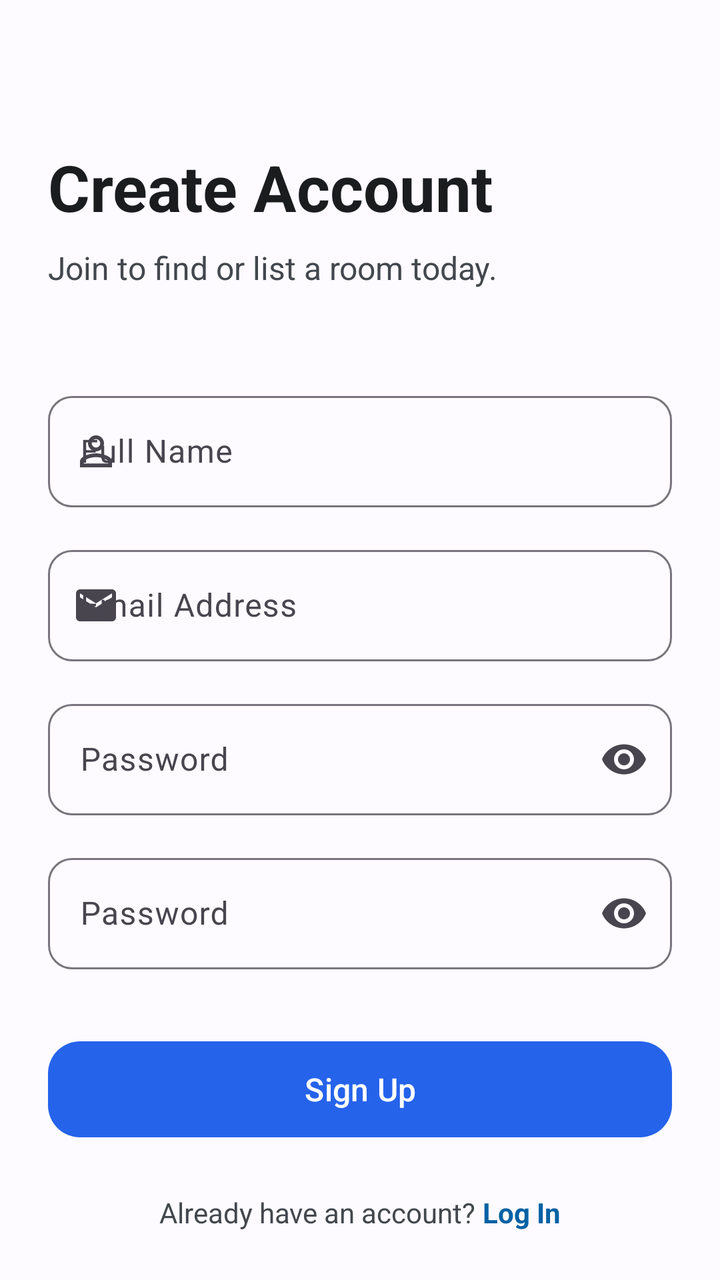
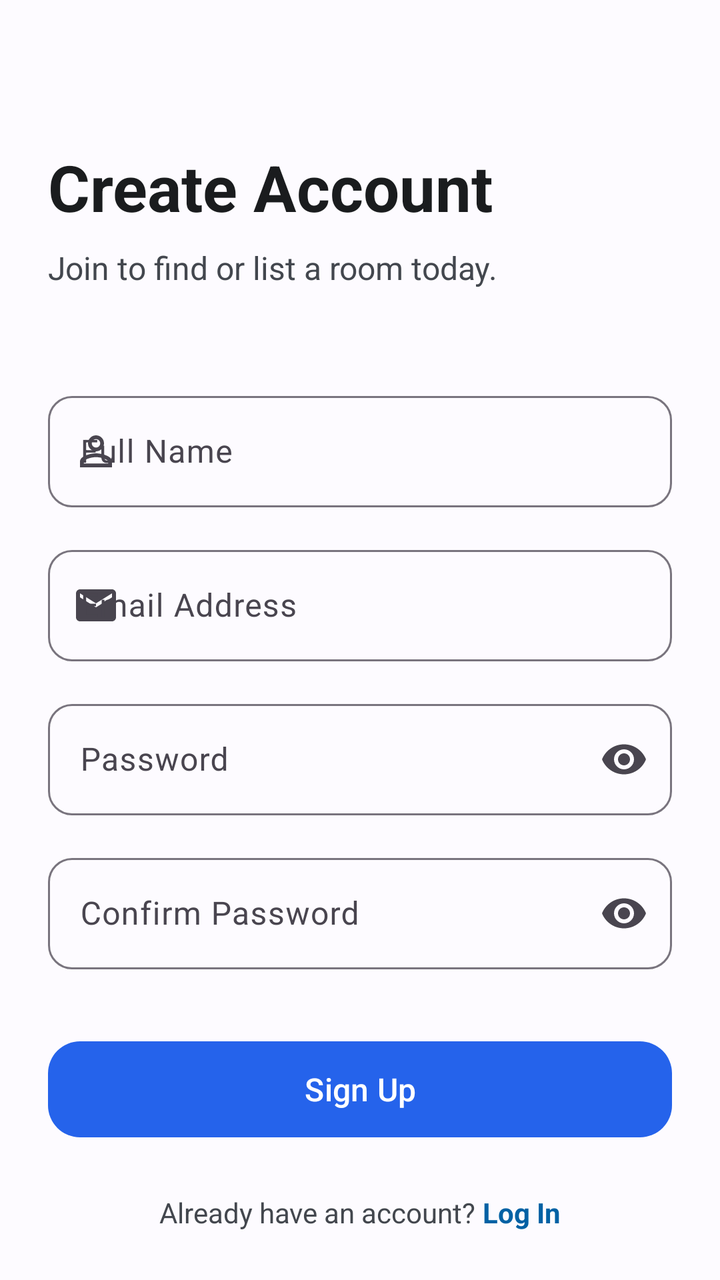

Compare the two renders of this Android layout. The source of the first and the diff that turns it into the second are given below.
<!-- AndroidManifest.xml: application theme Theme.StudentRoomSharingApp -->
<!-- res/layout/activity_sign_up.xml -->
<?xml version="1.0" encoding="utf-8"?>
<androidx.constraintlayout.widget.ConstraintLayout
    xmlns:android="http://schemas.android.com/apk/res/android"
    xmlns:app="http://schemas.android.com/apk/res-auto"
    android:layout_width="match_parent"
    android:layout_height="match_parent"
    android:padding="24dp"
    android:background="@color/md_theme_light_background">

    
    <TextView
        android:id="@+id/tv_signup_title"
        android:layout_width="wrap_content"
        android:layout_height="wrap_content"
        android:text="Create Account"
        android:textSize="32sp"
        android:textStyle="bold"
        android:textColor="@color/md_theme_light_onBackground"
        android:layout_marginTop="48dp"
        app:layout_constraintTop_toTopOf="parent"
        app:layout_constraintStart_toStartOf="parent" />

    <TextView
        android:id="@+id/tv_signup_subtitle"
        android:layout_width="wrap_content"
        android:layout_height="wrap_content"
        android:text="Join to find or list a room today."
        android:textSize="16sp"
        android:textColor="@color/md_theme_light_onSurfaceVariant"
        android:layout_marginTop="8dp"
        app:layout_constraintTop_toBottomOf="@id/tv_signup_title"
        app:layout_constraintStart_toStartOf="parent" />

    
    <com.google.android.material.textfield.TextInputLayout
        android:id="@+id/til_name"
        style="@style/Widget.Material3.TextInputLayout.OutlinedBox"
        android:layout_width="match_parent"
        android:layout_height="wrap_content"
        android:hint="Full Name"
        android:layout_marginTop="48dp"
        app:startIconDrawable="@drawable/ic_user"
        app:boxCornerRadiusTopStart="12dp"
        app:boxCornerRadiusTopEnd="12dp"
        app:boxCornerRadiusBottomStart="12dp"
        app:boxCornerRadiusBottomEnd="12dp"
        app:layout_constraintTop_toBottomOf="@id/tv_signup_subtitle">

        <com.google.android.material.textfield.TextInputEditText
            android:id="@+id/et_name"
            android:layout_width="match_parent"
            android:layout_height="wrap_content"
            android:inputType="textPersonName"
            android:minHeight="48dp" />
    </com.google.android.material.textfield.TextInputLayout>

    
    <com.google.android.material.textfield.TextInputLayout
        android:id="@+id/til_email_signup"
        style="@style/Widget.Material3.TextInputLayout.OutlinedBox"
        android:layout_width="match_parent"
        android:layout_height="wrap_content"
        android:hint="Email Address"
        android:layout_marginTop="16dp"
        app:startIconDrawable="@drawable/baseline_email_24"
        app:boxCornerRadiusTopStart="12dp"
        app:boxCornerRadiusTopEnd="12dp"
        app:boxCornerRadiusBottomStart="12dp"
        app:boxCornerRadiusBottomEnd="12dp"
        app:layout_constraintTop_toBottomOf="@id/til_name">

        <com.google.android.material.textfield.TextInputEditText
            android:id="@+id/et_email_signup"
            android:layout_width="match_parent"
            android:layout_height="wrap_content"
            android:inputType="textEmailAddress"
            android:minHeight="48dp" />
    </com.google.android.material.textfield.TextInputLayout>

    
    <com.google.android.material.textfield.TextInputLayout
        android:id="@+id/til_password_signup"
        style="@style/Widget.Material3.TextInputLayout.OutlinedBox"
        android:layout_width="match_parent"
        android:layout_height="wrap_content"
        android:hint="Password"
        android:layout_marginTop="16dp"
        app:endIconMode="password_toggle"
        app:boxCornerRadiusTopStart="12dp"
        app:boxCornerRadiusTopEnd="12dp"
        app:boxCornerRadiusBottomStart="12dp"
        app:boxCornerRadiusBottomEnd="12dp"
        app:layout_constraintTop_toBottomOf="@id/til_email_signup">

        <com.google.android.material.textfield.TextInputEditText
            android:id="@+id/et_password_signup"
            android:layout_width="match_parent"
            android:layout_height="wrap_content"
            android:inputType="textPassword"
            android:minHeight="48dp" />
    </com.google.android.material.textfield.TextInputLayout>

    <com.google.android.material.textfield.TextInputLayout
        android:id="@+id/til_confirm_password_signup"
        style="@style/Widget.Material3.TextInputLayout.OutlinedBox"
        android:layout_width="match_parent"
        android:layout_height="wrap_content"
        android:hint="Password"
        android:layout_marginTop="16dp"
        app:endIconMode="password_toggle"
        app:boxCornerRadiusTopStart="12dp"
        app:boxCornerRadiusTopEnd="12dp"
        app:boxCornerRadiusBottomStart="12dp"
        app:boxCornerRadiusBottomEnd="12dp"
        app:layout_constraintTop_toBottomOf="@id/til_password_signup">

        <com.google.android.material.textfield.TextInputEditText
            android:id="@+id/et_confirm_password_signup"
            android:layout_width="match_parent"
            android:layout_height="wrap_content"
            android:inputType="textPassword"
            android:minHeight="48dp" />
    </com.google.android.material.textfield.TextInputLayout>

    
    <com.google.android.material.button.MaterialButton
        android:id="@+id/btn_register"
        style="@style/Widget.Material3.Button"
        android:layout_width="match_parent"
        android:layout_height="56dp"
        android:text="Sign Up"
        android:textSize="16sp"
        android:layout_marginTop="32dp"
        app:cornerRadius="16dp"
        app:layout_constraintTop_toBottomOf="@id/til_confirm_password_signup" />

    
    <LinearLayout
        android:layout_width="wrap_content"
        android:layout_height="wrap_content"
        android:orientation="horizontal"
        android:layout_marginTop="24dp"
        app:layout_constraintTop_toBottomOf="@id/btn_register"
        app:layout_constraintStart_toStartOf="parent"
        app:layout_constraintEnd_toEndOf="parent">

        <TextView
            android:layout_width="wrap_content"
            android:layout_height="wrap_content"
            android:text="Already have an account? "
            android:textColor="@color/md_theme_light_onSurfaceVariant" />

        <TextView
            android:id="@+id/tv_login_link"
            android:layout_width="wrap_content"
            android:layout_height="wrap_content"
            android:text="Log In"
            android:textStyle="bold"
            android:textColor="@color/md_theme_light_primary" />
    </LinearLayout>

</androidx.constraintlayout.widget.ConstraintLayout>
<!-- resources referenced by this layout -->
<resources>
  <color name="md_theme_light_background">#FDFBFF</color>
  <color name="md_theme_light_onBackground">#1A1C1E</color>
  <color name="md_theme_light_onSurfaceVariant">#43474E</color>
  <color name="md_theme_light_primary">#0061A4</color>
  <!-- drawable baseline_email_24 (drawable) -->
  <vector xmlns:android="http://schemas.android.com/apk/res/android"
      android:width="24dp"
      android:height="24dp"
      android:viewportWidth="24"
      android:viewportHeight="24"
      android:tint="#73777F">
      <path
          android:fillColor="@android:color/white"
          android:pathData="M20,4H4C2.9,4 2.01,4.9 2.01,6L2,18c0,1.1 0.9,2 2,2h16c1.1,0 2,-0.9 2,-2V6c0,-1.1 -0.9,-2 -2,-2zM20,8l-8,5 -8,-5V6l8,5 8,-5v2z"/>
  </vector>
  <!-- drawable ic_user (drawable) -->
  <vector xmlns:android="http://schemas.android.com/apk/res/android"
      android:width="24dp"
      android:height="24dp"
      android:tint="#000000"
      android:viewportWidth="24"
      android:viewportHeight="24">
      <path
          android:fillColor="@android:color/white"
          android:pathData="M12,5.9c1.16,0 2.1,0.94 2.1,2.1s-0.94,2.1 -2.1,2.1S9.9,9.16 9.9,8s0.94,-2.1 2.1,-2.1m0,9c2.97,0 6.1,1.46 6.1,2.1v1.1L5.9,18.1L5.9,17c0,-0.64 3.13,-2.1 6.1,-2.1M12,4C9.79,4 8,5.79 8,8s1.79,4 4,4 4,-1.79 4,-4 -1.79,-4 -4,-4zM12,13c-2.67,0 -8,1.34 -8,4v3h16v-3c0,-2.66 -5.33,-4 -8,-4z" />
  </vector>
  <style name="Theme.StudentRoomSharingApp" parent="Theme.Material3.DayNight">
  
          
          <item name="colorPrimary">@color/primary</item>
          <item name="colorPrimaryContainer">@color/primary_light</item>
  
          
          <item name="colorSecondary">@color/secondary</item>
  
          
          <item name="android:statusBarColor">@color/primary</item>
  
          
          <item name="android:navigationBarColor">@color/background</item>
  
          
          <item name="android:windowBackground">@color/background</item>
  
          
          <item name="colorControlHighlight">@color/primary_light</item>
  
      </style>
  <color name="primary">#2563EB</color>
  <color name="primary_light">#DBEAFE</color>
  <color name="secondary">#14B8A6</color>
  <color name="background">#F8FAFC</color>
</resources>

<!-- the commit's change to res/layout/activity_sign_up.xml (unified diff, before → after) -->
@@ -105,7 +105,7 @@
         style="@style/Widget.Material3.TextInputLayout.OutlinedBox"
         android:layout_width="match_parent"
         android:layout_height="wrap_content"
-        android:hint="Password"
+        android:hint="Confirm Password"
         android:layout_marginTop="16dp"
         app:endIconMode="password_toggle"
         app:boxCornerRadiusTopStart="12dp"
